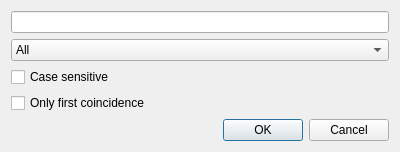
Before: the Qt Designer form src/ui/searchdialog.ui in VolkMilit/CuteMail, drawn with Qt 5.
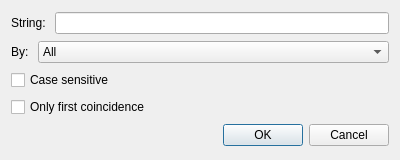
After: the same form once the commit is applied. Icons and pictures are not drawn.

Commit message: add quick search and improve search dialog (maybe delete it later)

Patch:
```diff
--- a/src/ui/searchdialog.ui
+++ b/src/ui/searchdialog.ui
@@ -7,7 +7,7 @@
     <x>0</x>
     <y>0</y>
     <width>400</width>
-    <height>130</height>
+    <height>160</height>
    </rect>
   </property>
   <property name="windowTitle">
@@ -19,10 +19,42 @@
   </property>
   <layout class="QVBoxLayout" name="verticalLayout">
    <item>
+    <layout class="QHBoxLayout" name="horizontalLayout_2">
+     <item>
+      <widget class="QLabel" name="label_2">
+       <property name="text">
+        <string>String: </string>
+       </property>
+      </widget>
+     </item>
+     <item>
     <widget class="QLineEdit" name="le_searchfor"/>
    </item>
+    </layout>
+   </item>
+   <item>
+    <layout class="QHBoxLayout" name="horizontalLayout">
+     <item>
+      <widget class="QLabel" name="label">
+       <property name="sizePolicy">
+        <sizepolicy hsizetype="Preferred" vsizetype="Preferred">
+         <horstretch>0</horstretch>
+         <verstretch>0</verstretch>
+        </sizepolicy>
+       </property>
+       <property name="text">
+        <string>By: </string>
+       </property>
+      </widget>
+     </item>
    <item>
     <widget class="QComboBox" name="comb_searchfor">
+       <property name="sizePolicy">
+        <sizepolicy hsizetype="Preferred" vsizetype="Fixed">
+         <horstretch>1</horstretch>
+         <verstretch>0</verstretch>
+        </sizepolicy>
+       </property>
      <item>
       <property name="text">
        <string>All</string>
@@ -39,6 +71,8 @@
       </property>
      </item>
     </widget>
+     </item>
+    </layout>
    </item>
    <item>
     <widget class="QCheckBox" name="cb_case">
```
Lines whose indentation alone changed are shown as unchanged. The commit also changes 2 other files.
